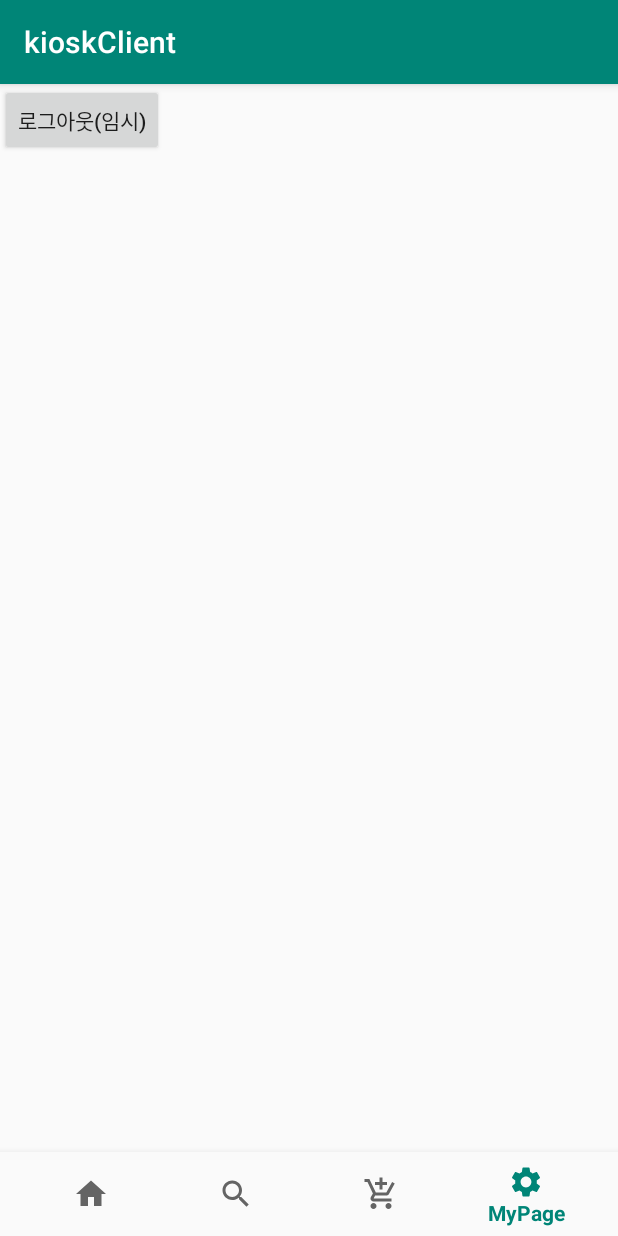
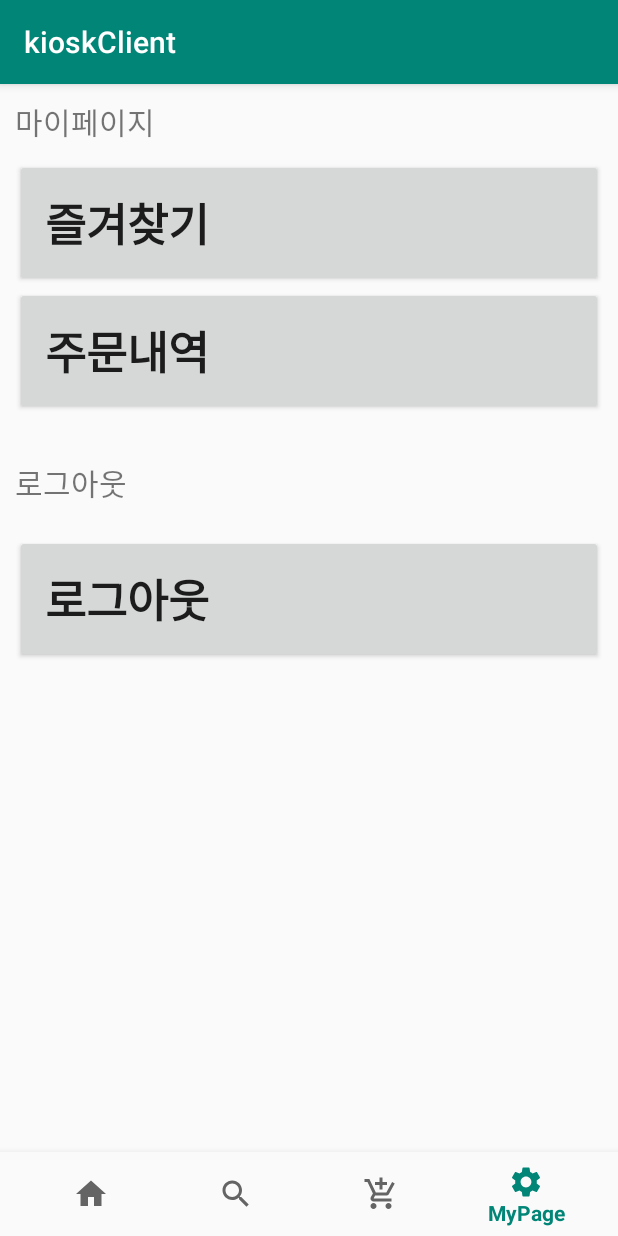
Before and after one commit to Hyeeeeona/kioskClient, an Android app: the screen it shows after launch once a user with an empty profile is signed in (MainActivity), item 4 of the bottom bar chosen, on a phone screen of 412 x 824 dp. Run offline under Robolectric (Android 15) with nearby library versions, the phone set to English and light mode, and no system bars; our stand-ins replace Firebase (no records; nobody signed in at launch, a user with empty details on screens opened directly).

Commit message:
* 즐겨찾기, 주문내역 fragment 생성    * 마이페이지 > 즐겨찾기    * 마이페이지 > 주문내역

```diff
--- a/app/src/main/java/com/example/kioskclient/MainActivity.java
+++ b/app/src/main/java/com/example/kioskclient/MainActivity.java
@@ -24,6 +24,7 @@ public class MainActivity extends AppCompatActivity {
     private FragmentMenuSearch fragmentMenuSearch;
     private FragmentMenuCart fragmentMenuCart;
     private FragmentMenuMyPage fragmentMenuMyPage;
+
 
     private BottomNavigationView.OnNavigationItemSelectedListener mOnNavigationItemSelectedListener
             = new BottomNavigationView.OnNavigationItemSelectedListener() {
@@ -66,7 +67,6 @@ public class MainActivity extends AppCompatActivity {
         fragmentMenuSearch = new FragmentMenuSearch();
         fragmentMenuCart = new FragmentMenuCart();
         fragmentMenuMyPage = new FragmentMenuMyPage();
-        fragmentManager = getSupportFragmentManager();
 
         FragmentTransaction transaction = fragmentManager.beginTransaction();
         transaction.replace(R.id.linear_layout, fragmentMenuHome).commitAllowingStateLoss();
--- a/app/src/main/res/layout/fragment_menu_my_page.xml
+++ b/app/src/main/res/layout/fragment_menu_my_page.xml
@@ -1,15 +1,59 @@
 <?xml version="1.0" encoding="utf-8"?>
-<FrameLayout xmlns:android="http://schemas.android.com/apk/res/android"
+<LinearLayout xmlns:android="http://schemas.android.com/apk/res/android"
     xmlns:tools="http://schemas.android.com/tools"
     android:layout_width="match_parent"
     android:layout_height="match_parent"
+    android:orientation="vertical"
     tools:context=".FragmentMenuMyPage">
 
     <!-- TODO: Update blank fragment layout -->
+
+    <TextView
+        android:layout_width="match_parent"
+        android:layout_height="wrap_content"
+        android:layout_margin="10dp"
+        android:textSize="20dp"
+        android:text="@string/fragment_mypage_title"/>
+
+    <Button
+        android:id="@+id/favorite"
+        android:gravity="center_vertical"
+        android:textStyle="bold"
+        android:padding="20dp"
+        android:layout_width="match_parent"
+        android:layout_height="wrap_content"
+        android:textSize="30dp"
+        android:layout_marginLeft="10dp"
+        android:layout_marginRight="10dp"
+        android:text="@string/fragment_mypage_favorite"/>
+    <Button
+        android:id="@+id/order_history"
+        android:gravity="center_vertical"
+        android:textStyle="bold"
+        android:padding="20dp"
+        android:layout_width="match_parent"
+        android:layout_height="wrap_content"
+        android:layout_marginBottom="20dp"
+        android:layout_marginLeft="10dp"
+        android:layout_marginRight="10dp"
+        android:textSize="30dp"
+        android:text="@string/fragment_mypage_order_history"/>
+
+    <TextView
+        android:layout_width="match_parent"
+        android:layout_height="wrap_content"
+        android:layout_margin="10dp"
+        android:textSize="20dp"
+        android:text="@string/fragment_mypage_logout"/>
     <Button
         android:id="@+id/logout"
-        android:layout_width="wrap_content"
+        android:gravity="center_vertical"
+        android:padding="20dp"
+        android:textStyle="bold"
+        android:layout_width="match_parent"
         android:layout_height="wrap_content"
-        android:text="로그아웃(임시)"/>
+        android:layout_margin="10dp"
+        android:textSize="30dp"
+        android:text="@string/fragment_mypage_logout"/>
 
-</FrameLayout>
+</LinearLayout>
--- a/app/src/main/res/values/dimens.xml
+++ b/app/src/main/res/values/dimens.xml
@@ -2,4 +2,5 @@
     <!-- Default screen margins, per the Android Design guidelines. -->
     <dimen name="activity_horizontal_margin">16dp</dimen>
     <dimen name="activity_vertical_margin">16dp</dimen>
+    <dimen name="text_margin">16dp</dimen>
 </resources>
--- a/app/src/main/res/values/strings.xml
+++ b/app/src/main/res/values/strings.xml
@@ -5,4 +5,13 @@
     <string name="title_search">Search</string>
     <string name="title_shopping_cart">Cart</string>
     <string name="title_my_page">MyPage</string>
+
+
+    <string name="fragment_mypage_title">마이페이지</string>
+    <string name="fragment_mypage_logout">로그아웃</string>
+    <string name="fragment_mypage_order_history">주문내역</string>
+    <string name="fragment_mypage_favorite">즐겨찾기</string>
+
+    <!-- TODO: Remove or change this placeholder text -->
+    <string name="hello_blank_fragment">Hello blank fragment</string>
 </resources>
```
Also changed, not shown: app/src/main/java/com/example/kioskclient/FragmentMenuMyPage.java (+30 -0 lines), app/src/main/java/com/example/kioskclient/FragmentOrderHistory.java (added, +29 -0 lines), app/src/main/res/layout/fragment_favorite.xml (added, +14 -0 lines), app/src/main/res/layout/fragment_order_history.xml (added, +14 -0 lines).
